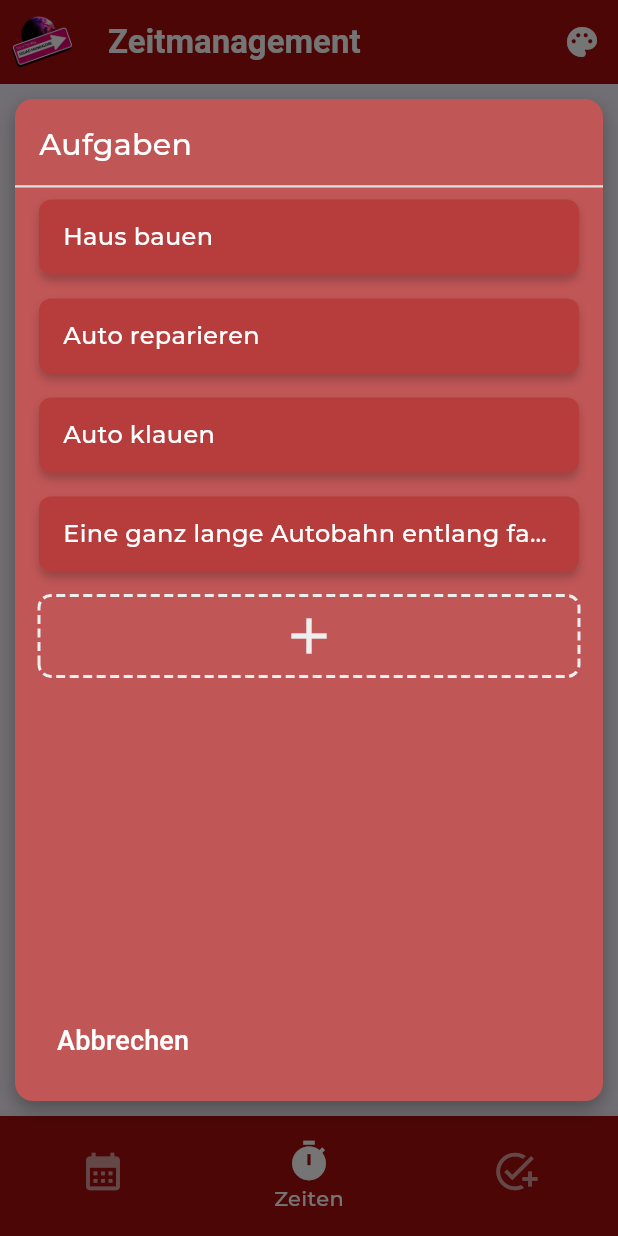
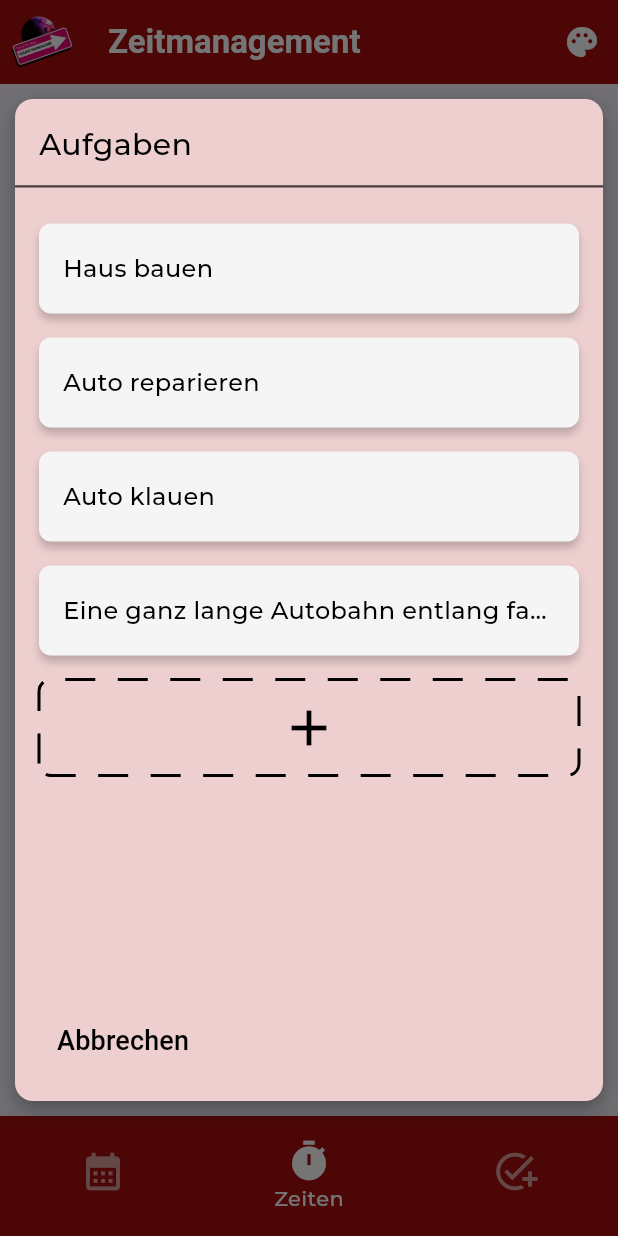
Before and after one commit to Squad-Mandalore/ttfrontend, a Flutter app: the screen it shows after launch, after a tap on "Anmelden", after a tap on "Aufgabe auswählen", on a phone screen of 412 x 824 dp. Run offline on Flutter 3.47's test engine with Material 3 defaults, Android fonts, the phone set to English and light mode, and no system bars; drawn by our look-alikes of dotted_border; our stand-ins replace shared_preferences; project files that could hold a hidden picture were left out.

Commit message:
theme fixes

```diff
--- a/lib/pages/timer/widgets/task_selection_popup.dart
+++ b/lib/pages/timer/widgets/task_selection_popup.dart
@@ -57,7 +57,7 @@ class TaskSelectionPopup extends StatelessWidget {
                         Text(
                           'Aufgaben',
                           style: TextStyle(
-                            color: theme.colorScheme.onPrimary,
+                            color: theme.colorScheme.onSurface,
                             fontSize: 20,
                             fontWeight: FontWeight.w400,
                           ),
@@ -68,13 +68,12 @@ class TaskSelectionPopup extends StatelessWidget {
                   ),
                   Divider(
                     thickness: 1.5,
-                    color: Colors.grey[300],
+                    color: theme.colorScheme.onSurface.withOpacity(0.7),
                     height: 1,
                   ),
                   Expanded(
                     child: Padding(
-                      padding:
-                          const EdgeInsets.symmetric(horizontal: globalPadding),
+                      padding: const EdgeInsets.all(globalPadding),
                       child: ListView.builder(
                         itemCount:
                             tasks.length + 1, // Add one for the new task button
@@ -89,14 +88,13 @@ class TaskSelectionPopup extends StatelessWidget {
                                   // New task logic
                                 },
                                 child: DottedBorder(
-                                  color: customColors?.backgroundAccent2 ??
-                                      theme.colorScheme.surface,
+                                  color: theme.colorScheme.onSurface,
                                   strokeWidth: 2,
                                   borderType: BorderType.RRect,
                                   radius: const Radius.circular(8),
-                                  dashPattern: const [6, 3],
+                                  dashPattern: const [20, 15],
                                   child: Container(
-                                    height: 50,
+                                    height: 60,
                                     decoration: BoxDecoration(
                                       borderRadius: BorderRadius.circular(8),
                                       color: Colors.transparent,
@@ -104,9 +102,7 @@ class TaskSelectionPopup extends StatelessWidget {
                                     child: Center(
                                       child: Icon(
                                         Icons.add,
-                                        color:
-                                            customColors?.backgroundAccent2 ??
-                                                theme.colorScheme.surface,
+                                        color: theme.colorScheme.onSurface,
                                         size: 40,
                                       ),
                                     ),
@@ -124,9 +120,9 @@ class TaskSelectionPopup extends StatelessWidget {
                                 onTaskSelected(tasks[index]);
                               },
                               child: Container(
-                                height: 50,
+                                height: 60,
                                 decoration: BoxDecoration(
-                                  color: customColors?.primaryAccent2 ??
+                                  color: customColors?.backgroundAccent1 ??
                                       theme.colorScheme.primary,
                                   borderRadius: BorderRadius.circular(8),
                                   boxShadow: [
@@ -152,10 +148,11 @@ class TaskSelectionPopup extends StatelessWidget {
                                             TextPainter(
                                           text: TextSpan(
                                             text: displayText,
-                                            style: const TextStyle(
+                                            style: TextStyle(
                                               fontSize: 16,
                                               fontWeight: FontWeight.w500,
-                                              color: Colors.white,
+                                              color:
+                                                  theme.colorScheme.onSurface,
                                             ),
                                           ),
                                           maxLines: 1,
@@ -174,8 +171,8 @@ class TaskSelectionPopup extends StatelessWidget {
 
                                         return Text(
                                           displayText,
-                                          style: const TextStyle(
-                                            color: Colors.white,
+                                          style: TextStyle(
+                                            color: theme.colorScheme.onSurface,
                                             fontSize: 16,
                                             fontWeight: FontWeight.w500,
                                           ),
@@ -201,7 +198,7 @@ class TaskSelectionPopup extends StatelessWidget {
                         child: Text(
                           'Abbrechen',
                           style: TextStyle(
-                            color: theme.colorScheme.onPrimary,
+                            color: theme.colorScheme.onSurface,
                             fontSize: 18,
                             fontWeight: FontWeight.w500,
                           ),
```
Also changed, not shown: lib/assets/colours/theme.dart (+10 -9 lines).
